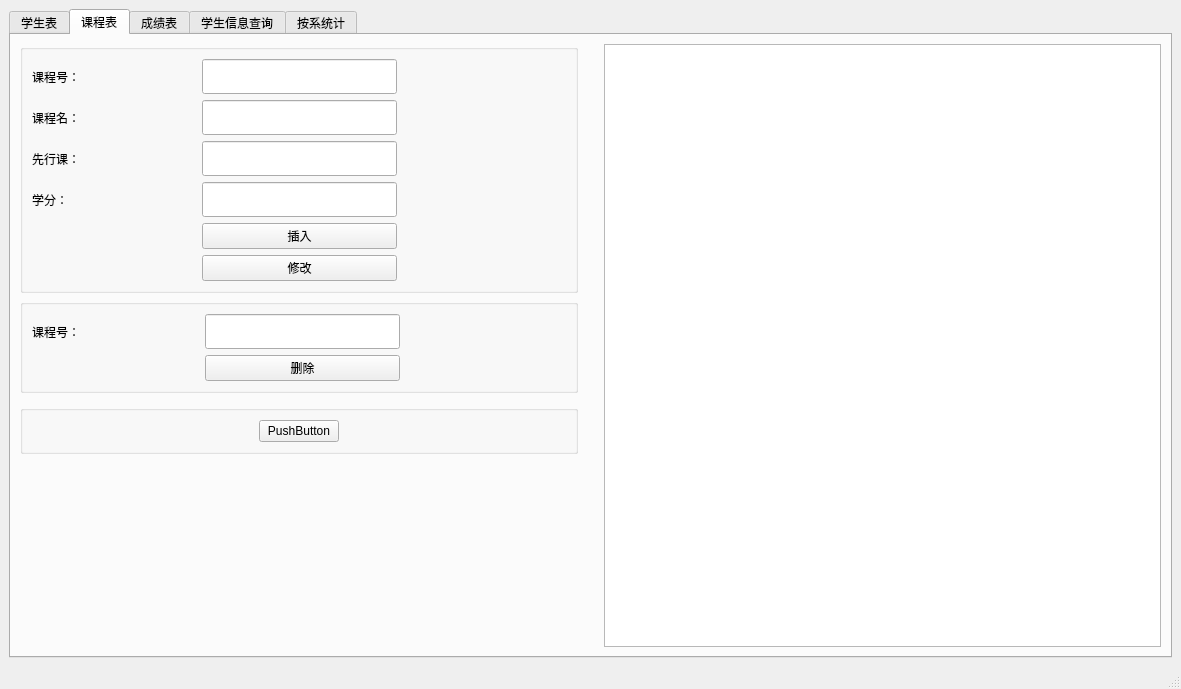
Before: the Qt Designer form mainwindow.ui in Leun9/xuos-sqlite, drawn with Qt 5.
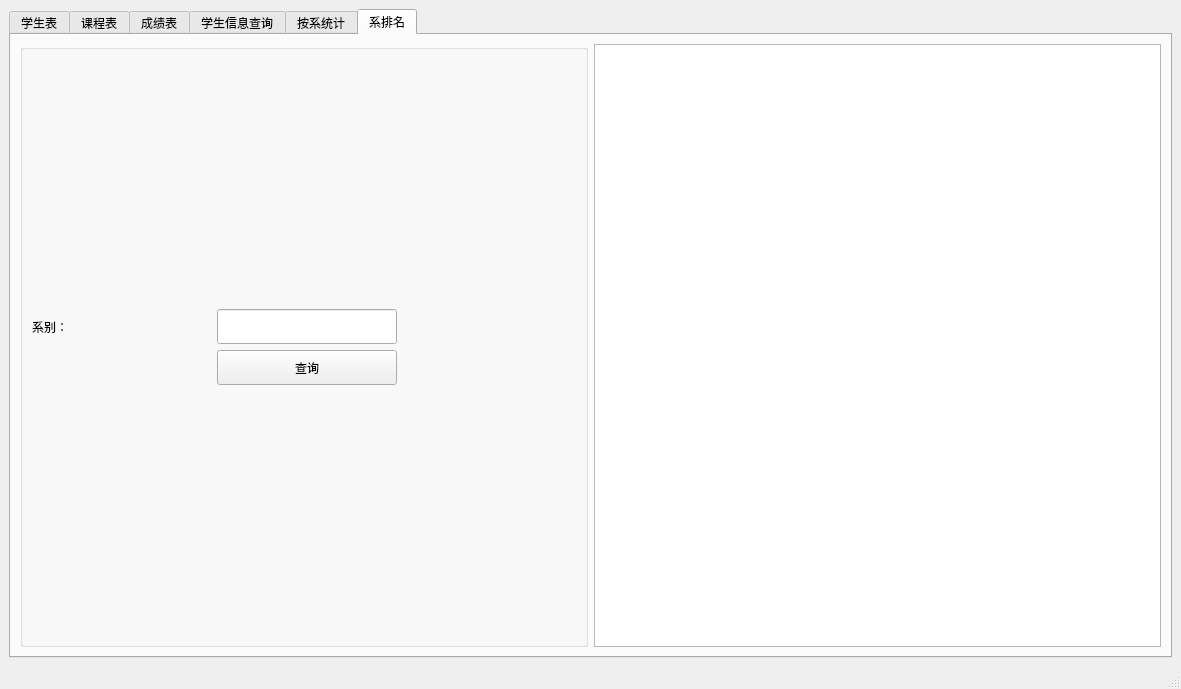
After: the same form once the commit is applied. The open tabs and pages were chosen to show the change.

```diff
--- a/mainwindow.ui
+++ b/mainwindow.ui
@@ -697,8 +697,14 @@
            </item>
            <item row="0" column="1">
             <widget class="QPushButton" name="btnCouAutoDel">
+             <property name="minimumSize">
+              <size>
+               <width>200</width>
+               <height>35</height>
+              </size>
+             </property>
              <property name="text">
-              <string>PushButton</string>
+              <string>删除没有选课的课程</string>
              </property>
             </widget>
            </item>
@@ -1184,6 +1190,119 @@
         </item>
        </layout>
       </widget>
+      <widget class="QWidget" name="tab_5">
+       <attribute name="title">
+        <string>系排名</string>
+       </attribute>
+       <layout class="QGridLayout" name="gridLayout_16">
+        <item row="0" column="0">
+         <widget class="QGroupBox" name="groupBox_10">
+          <property name="title">
+           <string/>
+          </property>
+          <layout class="QGridLayout" name="gridLayout_15">
+           <item row="2" column="2">
+            <spacer name="horizontalSpacer_22">
+             <property name="orientation">
+              <enum>Qt::Horizontal</enum>
+             </property>
+             <property name="sizeHint" stdset="0">
+              <size>
+               <width>40</width>
+               <height>20</height>
+              </size>
+             </property>
+            </spacer>
+           </item>
+           <item row="2" column="1">
+            <widget class="QPushButton" name="btnRank">
+             <property name="minimumSize">
+              <size>
+               <width>0</width>
+               <height>35</height>
+              </size>
+             </property>
+             <property name="maximumSize">
+              <size>
+               <width>195</width>
+               <height>35</height>
+              </size>
+             </property>
+             <property name="text">
+              <string>查询</string>
+             </property>
+            </widget>
+           </item>
+           <item row="2" column="0">
+            <spacer name="horizontalSpacer_23">
+             <property name="orientation">
+              <enum>Qt::Horizontal</enum>
+             </property>
+             <property name="sizeHint" stdset="0">
+              <size>
+               <width>40</width>
+               <height>20</height>
+              </size>
+             </property>
+            </spacer>
+           </item>
+           <item row="1" column="1">
+            <widget class="QLineEdit" name="leRank">
+             <property name="minimumSize">
+              <size>
+               <width>0</width>
+               <height>35</height>
+              </size>
+             </property>
+             <property name="maximumSize">
+              <size>
+               <width>195</width>
+               <height>35</height>
+              </size>
+             </property>
+            </widget>
+           </item>
+           <item row="0" column="1">
+            <spacer name="verticalSpacer_8">
+             <property name="orientation">
+              <enum>Qt::Vertical</enum>
+             </property>
+             <property name="sizeHint" stdset="0">
+              <size>
+               <width>20</width>
+               <height>40</height>
+              </size>
+             </property>
+            </spacer>
+           </item>
+           <item row="3" column="1">
+            <spacer name="verticalSpacer_9">
+             <property name="orientation">
+              <enum>Qt::Vertical</enum>
+             </property>
+             <property name="sizeHint" stdset="0">
+              <size>
+               <width>20</width>
+               <height>40</height>
+              </size>
+             </property>
+            </spacer>
+           </item>
+           <item row="1" column="0">
+            <widget class="QLabel" name="label_21">
+             <property name="text">
+              <string>系别：</string>
+             </property>
+            </widget>
+           </item>
+          </layout>
+         </widget>
+        </item>
+        <item row="0" column="1">
+         <widget class="QTableWidget" name="tbwRank"/>
+        </item>
+       </layout>
+      </widget>
      </widget>
     </item>
    </layout>
```
Left out of the diff: 2 changed lines with no effect on the pictures.
